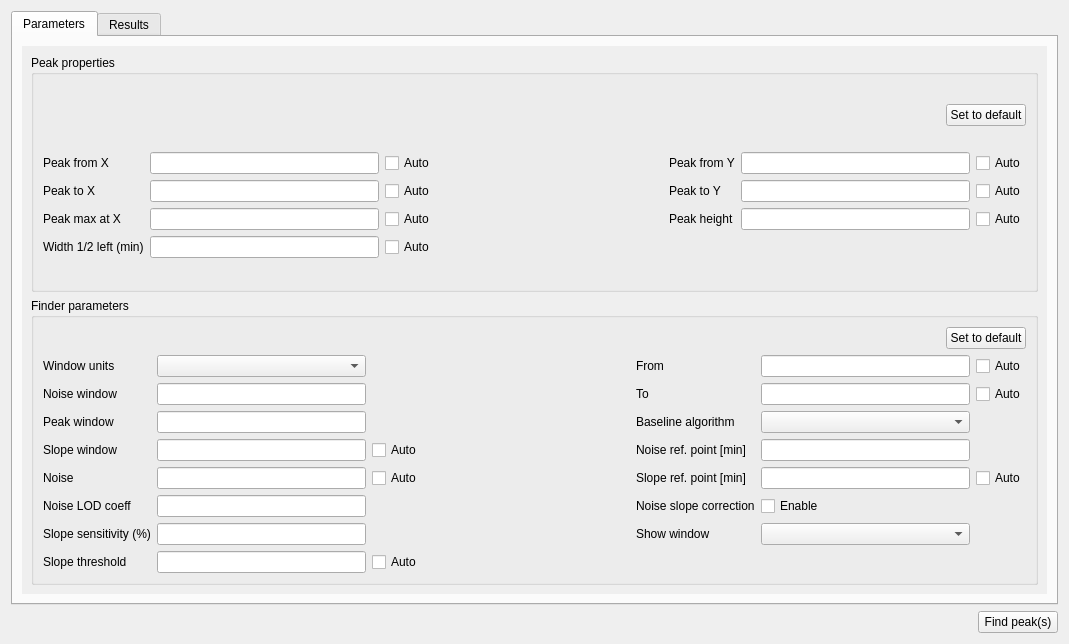
Qt form src/gui/evaluationwidget.ui (echmet/CEval) before a commit.
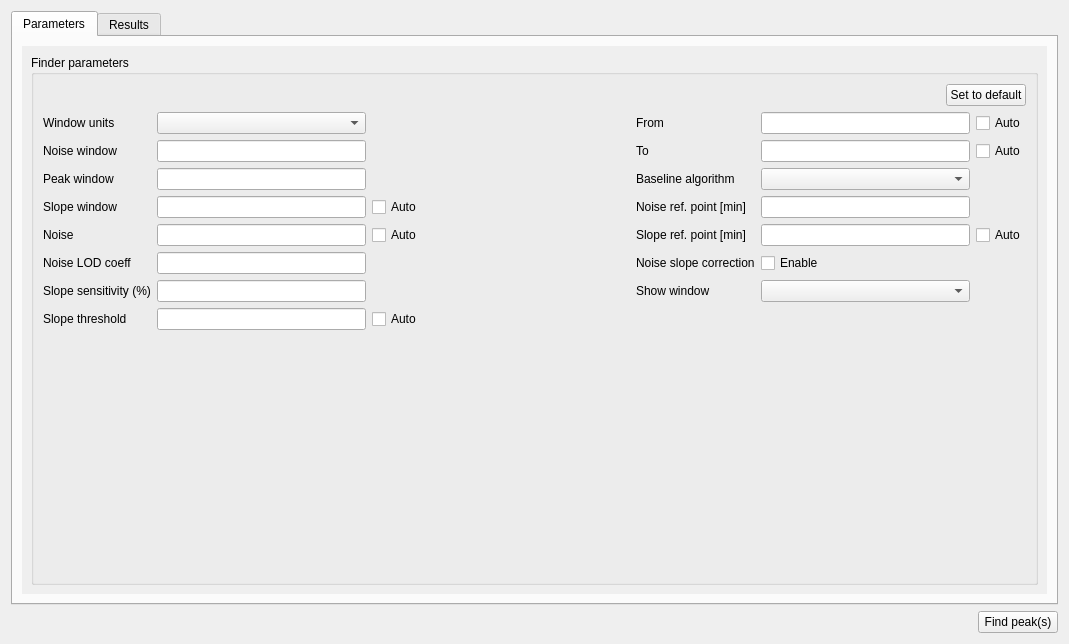
The same form after that commit. The open tabs and pages were chosen to show the change. Custom widgets are drawn as their Qt base class.

Commit message: Remove options to manually specify peak boundaries from the Assisted peak finder

Diff of the .ui file:
```diff
--- a/src/gui/evaluationwidget.ui
+++ b/src/gui/evaluationwidget.ui
@@ -79,8 +79,8 @@
            <rect>
             <x>0</x>
             <y>0</y>
-            <width>1017</width>
-            <height>636</height>
+            <width>1037</width>
+            <height>537</height>
            </rect>
           </property>
           <property name="sizePolicy">
@@ -96,276 +96,6 @@
            </size>
           </property>
           <layout class="QVBoxLayout" name="verticalLayout_5">
-           <item>
-            <widget class="QGroupBox" name="qgb_peakProperties">
-             <property name="sizePolicy">
-              <sizepolicy hsizetype="MinimumExpanding" vsizetype="Preferred">
-               <horstretch>0</horstretch>
-               <verstretch>0</verstretch>
-              </sizepolicy>
-             </property>
-             <property name="title">
-              <string>Peak properties</string>
-             </property>
-             <layout class="QVBoxLayout" name="verticalLayout_6">
-              <item>
-               <layout class="QHBoxLayout" name="horizontalLayout_5">
-                <property name="spacing">
-                 <number>6</number>
-                </property>
-                <item>
-                 <spacer name="horizontalSpacer_2">
-                  <property name="orientation">
-                   <enum>Qt::Horizontal</enum>
-                  </property>
-                  <property name="sizeType">
-                   <enum>QSizePolicy::Expanding</enum>
-                  </property>
-                  <property name="sizeHint" stdset="0">
-                   <size>
-                    <width>20</width>
-                    <height>0</height>
-                   </size>
-                  </property>
-                 </spacer>
-                </item>
-                <item>
-                 <widget class="QPushButton" name="qpb_defaultPeakProperties">
-                  <property name="sizePolicy">
-                   <sizepolicy hsizetype="Minimum" vsizetype="Fixed">
-                    <horstretch>0</horstretch>
-                    <verstretch>0</verstretch>
-                   </sizepolicy>
-                  </property>
-                  <property name="text">
-                   <string>Set to default</string>
-                  </property>
-                 </widget>
-                </item>
-               </layout>
-              </item>
-              <item>
-               <layout class="QHBoxLayout" name="horizontalLayout_2">
-                <item>
-                 <layout class="QGridLayout" name="gridLayout">
-                  <item row="2" column="5">
-                   <widget class="FloatingValueLineEdit" name="qle_peakHeight"/>
-                  </item>
-                  <item row="0" column="2">
-                   <widget class="QMappedCheckBox" name="qcb_autoPeakFromX">
-                    <property name="text">
-                     <string>Auto</string>
-                    </property>
-                   </widget>
-                  </item>
-                  <item row="1" column="2">
-                   <widget class="QMappedCheckBox" name="qcb_autoPeaktoX">
-                    <property name="text">
-                     <string>Auto</string>
-                    </property>
-                   </widget>
-                  </item>
-                  <item row="2" column="6">
-                   <widget class="QCheckBox" name="qcb_autoPeakHeight">
-                    <property name="text">
-                     <string>Auto</string>
-                    </property>
-                   </widget>
-                  </item>
-                  <item row="0" column="4">
-                   <widget class="QLabel" name="ql_peakFromY">
-                    <property name="sizePolicy">
-                     <sizepolicy hsizetype="Minimum" vsizetype="Preferred">
-                      <horstretch>0</horstretch>
-                      <verstretch>0</verstretch>
-                     </sizepolicy>
-                    </property>
-                    <property name="text">
-                     <string>Peak from Y</string>
-                    </property>
-                   </widget>
-                  </item>
-                  <item row="1" column="4">
-                   <widget class="QLabel" name="ql_peakToY">
-                    <property name="sizePolicy">
-                     <sizepolicy hsizetype="Minimum" vsizetype="Preferred">
-                      <horstretch>0</horstretch>
-                      <verstretch>0</verstretch>
-                     </sizepolicy>
-                    </property>
-                    <property name="text">
-                     <string>Peak to Y</string>
-                    </property>
-                   </widget>
-                  </item>
-                  <item row="0" column="3">
-                   <spacer name="horizontalSpacer">
-                    <property name="orientation">
-                     <enum>Qt::Horizontal</enum>
-                    </property>
-                    <property name="sizeType">
-                     <enum>QSizePolicy::Expanding</enum>
-                    </property>
-                    <property name="sizeHint" stdset="0">
-                     <size>
-                      <width>20</width>
-                      <height>20</height>
-                     </size>
-                    </property>
-                   </spacer>
-                  </item>
-                  <item row="1" column="1">
-                   <widget class="FloatingValueLineEdit" name="qle_peakToX">
-                    <property name="sizePolicy">
-                     <sizepolicy hsizetype="MinimumExpanding" vsizetype="Fixed">
-                      <horstretch>0</horstretch>
-                      <verstretch>0</verstretch>
-                     </sizepolicy>
-                    </property>
-                    <property name="minimumSize">
-                     <size>
-                      <width>100</width>
-                      <height>0</height>
-                     </size>
-                    </property>
-                   </widget>
-                  </item>
-                  <item row="1" column="0">
-                   <widget class="QLabel" name="ql_peakToX">
-                    <property name="sizePolicy">
-                     <sizepolicy hsizetype="Minimum" vsizetype="Preferred">
-                      <horstretch>0</horstretch>
-                      <verstretch>0</verstretch>
-                     </sizepolicy>
-                    </property>
-                    <property name="text">
-                     <string>Peak to X</string>
-                    </property>
-                   </widget>
-                  </item>
-                  <item row="1" column="6">
-                   <widget class="QMappedCheckBox" name="qcb_autoPeakToY">
-                    <property name="text">
-                     <string>Auto</string>
-                    </property>
-                   </widget>
-                  </item>
-                  <item row="0" column="5">
-                   <widget class="FloatingValueLineEdit" name="qle_peakFromY">
-                    <property name="sizePolicy">
-                     <sizepolicy hsizetype="MinimumExpanding" vsizetype="Fixed">
-                      <horstretch>0</horstretch>
-                      <verstretch>0</verstretch>
-                     </sizepolicy>
-                    </property>
-                    <property name="minimumSize">
-                     <size>
-                      <width>100</width>
-                      <height>0</height>
-                     </size>
-                    </property>
-                   </widget>
-                  </item>
-                  <item row="0" column="1">
-                   <widget class="FloatingValueLineEdit" name="qle_peakFromX">
-                    <property name="sizePolicy">
-                     <sizepolicy hsizetype="MinimumExpanding" vsizetype="Fixed">
-                      <horstretch>0</horstretch>
-                      <verstretch>0</verstretch>
-                     </sizepolicy>
-                    </property>
-                    <property name="minimumSize">
-                     <size>
-                      <width>100</width>
-                      <height>0</height>
-                     </size>
-                    </property>
-                   </widget>
-                  </item>
-                  <item row="1" column="5">
-                   <widget class="FloatingValueLineEdit" name="qle_peakToY">
-                    <property name="sizePolicy">
-                     <sizepolicy hsizetype="MinimumExpanding" vsizetype="Fixed">
-                      <horstretch>0</horstretch>
-                      <verstretch>0</verstretch>
-                     </sizepolicy>
-                    </property>
-                    <property name="minimumSize">
-                     <size>
-                      <width>100</width>
-                      <height>0</height>
-                     </size>
-                    </property>
-                   </widget>
-                  </item>
-                  <item row="2" column="2">
-                   <widget class="QCheckBox" name="qcb_autoPeakX">
-                    <property name="text">
-                     <string>Auto</string>
-                    </property>
-                   </widget>
-                  </item>
-                  <item row="2" column="4">
-                   <widget class="QLabel" name="ql_peakHeight">
-                    <property name="text">
-                     <string>Peak height</string>
-                    </property>
-                   </widget>
-                  </item>
-                  <item row="2" column="0">
-                   <widget class="QLabel" name="ql_peakX">
-                    <property name="text">
-                     <string>Peak max at X</string>
-                    </property>
-                   </widget>
-                  </item>
-                  <item row="0" column="6">
-                   <widget class="QMappedCheckBox" name="qcb_autoPeakFromY">
-                    <property name="text">
-                     <string>Auto</string>
-                    </property>
-                   </widget>
-                  </item>
-                  <item row="0" column="0">
-                   <widget class="QLabel" name="ql_peakFromX">
-                    <property name="sizePolicy">
-                     <sizepolicy hsizetype="Minimum" vsizetype="Preferred">
-                      <horstretch>0</horstretch>
-                      <verstretch>0</verstretch>
-                     </sizepolicy>
-                    </property>
-                    <property name="text">
-                     <string>Peak from X</string>
-                    </property>
-                   </widget>
-                  </item>
-                  <item row="2" column="1">
-                   <widget class="FloatingValueLineEdit" name="qle_peakX"/>
-                  </item>
-                  <item row="3" column="0">
-                   <widget class="QLabel" name="ql_peakWidthHalf">
-                    <property name="text">
-                     <string>Width 1/2 left (min)</string>
-                    </property>
-                   </widget>
-                  </item>
-                  <item row="3" column="1">
-                   <widget class="FloatingValueLineEdit" name="qle_peakWidthHalf"/>
-                  </item>
-                  <item row="3" column="2">
-                   <widget class="QCheckBox" name="qcb_autoPeakWidthHalf">
-                    <property name="text">
-                     <string>Auto</string>
-                    </property>
-                   </widget>
-                  </item>
-                 </layout>
-                </item>
-               </layout>
-              </item>
-             </layout>
-            </widget>
-           </item>
            <item>
             <widget class="QGroupBox" name="qgb_finderParameters">
              <property name="sizePolicy">
@@ -719,6 +449,19 @@
                 </item>
                </layout>
               </item>
+              <item>
+               <spacer name="verticalSpacer">
+                <property name="orientation">
+                 <enum>Qt::Vertical</enum>
+                </property>
+                <property name="sizeHint" stdset="0">
+                 <size>
+                  <width>20</width>
+                  <height>40</height>
+                 </size>
+                </property>
+               </spacer>
+              </item>
              </layout>
             </widget>
            </item>
```
Left out of the diff: 15 changed lines with no effect on the pictures. The commit also changes 8 other files.
